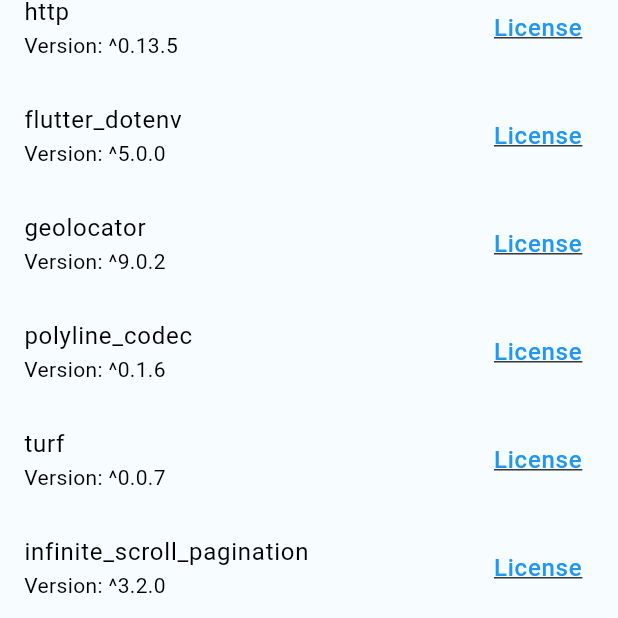
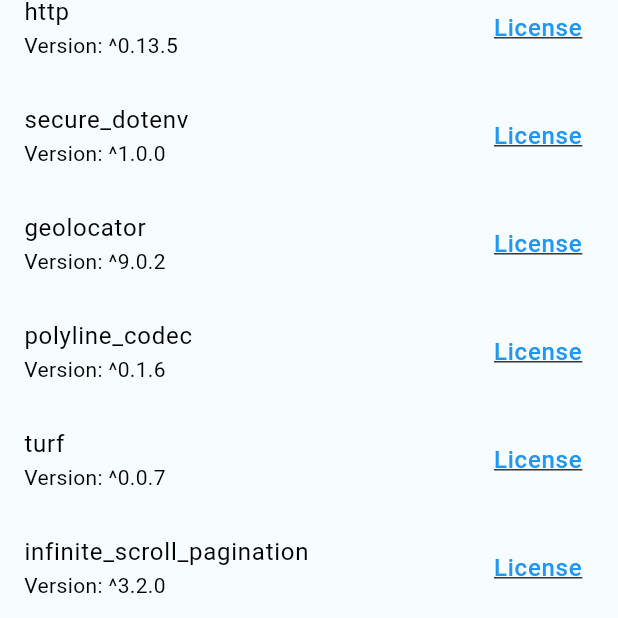
Before and after one commit to andreytakhtamirov/trailblaze, a Flutter app: the AboutScreen screen opened directly, after a tap on "Dependencies", on a phone screen of 412 x 824 dp, the part 434-1052 px from its top. Run offline on Flutter 3.47's test engine with Material 3 defaults, Android fonts, the phone set to English and light mode, and no system bars; our stand-ins replace cached_network_image, connectivity_plus, dartz, expandable, firebase_analytics, firebase_core and 12 more; missing offline and left inert: auth0_flutter, mailto, mapbox_maps_flutter, mapbox_search, polyline_codec, secure_dotenv and 1 more; accounts and stored records are empty; generated files the repository leaves out were written again; statements that could not run were skipped.

Commit message:
Use secure_dotenv to store tokens securely.

```diff
--- a/lib/constants/about_constants.dart
+++ b/lib/constants/about_constants.dart
@@ -1,8 +1,8 @@
 import 'package:trailblaze/constants/pubspec.yaml.g.dart';
 
-final Uri kGithubUri = Uri.parse(Pubspec.homepage);
-final Uri kPrivacyPolicyUri = Uri.parse("${Pubspec.homepage}/blob/main/privacy_policy.md#privacy-policy");
-final Uri kTermsAndConditionsUri = Uri.parse("${Pubspec.homepage}/blob/main/terms_and_conditions.md#terms-and-conditions");
+final Uri kGithubUri = Uri.parse(homepage);
+final Uri kPrivacyPolicyUri = Uri.parse("$homepage/blob/main/privacy_policy.md#privacy-policy");
+final Uri kTermsAndConditionsUri = Uri.parse("$homepage/blob/main/terms_and_conditions.md#terms-and-conditions");
 const String kPackageHomeUrl = 'https://pub.dev/packages';
 const String kLicensePath = 'license';
 const String kContactEmail = 'trailblaze.team@outlook.com';
--- a/lib/constants/map_constants.dart
+++ b/lib/constants/map_constants.dart
@@ -1,10 +1,12 @@
 import 'dart:io';
 
 import 'package:flutter/material.dart';
-import 'package:flutter_dotenv/flutter_dotenv.dart';
 import 'package:mapbox_maps_flutter/mapbox_maps_flutter.dart';
+import 'package:trailblaze/secrets/env_tokens.dart';
+import 'package:trailblaze/secrets/secrets.dart';
 
-final String kMapboxAccessToken = dotenv.env['MAPBOX_ACCESS_TOKEN'] ?? '';
+final String kMapboxAccessToken =
+    const Env(kEncryptionKey, kInitializationVector).mapboxAccessToken;
 
 final double kDevicePixelRatio =
     WidgetsBinding.instance.platformDispatcher.views.first.devicePixelRatio;
--- a/lib/constants/request_constants.dart
+++ b/lib/constants/request_constants.dart
@@ -1,8 +1,10 @@
-import 'package:flutter_dotenv/flutter_dotenv.dart';
+import 'package:trailblaze/secrets/env_tokens.dart';
+import 'package:trailblaze/secrets/secrets.dart';
 
 const kBaseUrl = 'https://trailblaze.azurewebsites.net';
 
-final String kAppToken = dotenv.env['TRAILBLAZE_APP_TOKEN'] ?? '';
+final String kAppToken =
+    const Env(kEncryptionKey, kInitializationVector).trailblazeAppToken;
 
 final kRequestHeaderBasic = <String, String>{
   'Content-Type': 'application/json',
--- a/lib/main.dart
+++ b/lib/main.dart
@@ -1,5 +1,4 @@
 import 'package:auth0_flutter/auth0_flutter.dart';
-import 'package:firebase_analytics/firebase_analytics.dart';
 import 'package:flutter/material.dart';
 import 'package:flutter/services.dart';
 import 'package:flutter_riverpod/flutter_riverpod.dart';
@@ -8,7 +7,6 @@ import 'package:trailblaze/constants/map_constants.dart';
 import 'package:trailblaze/tabs/discover.dart';
 import 'package:trailblaze/tabs/map.dart';
 import 'package:trailblaze/tabs/profile/profile.dart';
-import 'package:flutter_dotenv/flutter_dotenv.dart';
 import 'package:trailblaze/util/firebase_helper.dart';
 
 import 'managers/credential_manager.dart';
@@ -16,7 +14,6 @@ import 'managers/profile_manager.dart';
 
 Future<void> main() async {
   WidgetsFlutterBinding.ensureInitialized();
-  await dotenv.load();
   await FirebaseHelper.init();
   MapboxOptions.setAccessToken(kMapboxAccessToken);
   runApp(const ProviderScope(child: MyApp()));
--- a/lib/screens/about_screen.dart
+++ b/lib/screens/about_screen.dart
@@ -123,9 +123,9 @@ class _AboutScreenState extends State<AboutScreen> {
                           ),
                         ),
                         const SizedBox(width: 8),
-                        Text(
-                          Pubspec.version.canonical,
-                          style: const TextStyle(
+                        const Text(
+                          version,
+                          style: TextStyle(
                             fontSize: 24,
                             color: Colors.grey,
                           ),
@@ -142,7 +142,7 @@ class _AboutScreenState extends State<AboutScreen> {
                     ),
                     const SizedBox(height: 24),
                     const Text(
-                      Pubspec.description,
+                      description,
                       style: TextStyle(
                         fontSize: 20,
                       ),
--- a/lib/screens/dependencies_screen.dart
+++ b/lib/screens/dependencies_screen.dart
@@ -16,19 +16,19 @@ class DependenciesScreen extends StatelessWidget {
 
   @override
   Widget build(BuildContext context) {
-    final dependencies = <dynamic, dynamic>{};
-    dependencies.addAll(Pubspec.dependencies);
-    dependencies.addAll(Pubspec.devDependencies);
+    final allDependencies = <dynamic, dynamic>{};
+    allDependencies.addAll(dependencies);
+    allDependencies.addAll(devDependencies);
 
     return Scaffold(
       appBar: AppBar(
         title: const Text('Dependencies'),
       ),
       body: ListView.builder(
-        itemCount: dependencies.length,
+        itemCount: allDependencies.length,
         itemBuilder: (context, index) {
-          final dependency = dependencies.keys.toList()[index];
-          final version = dependencies[dependency];
+          final dependency = allDependencies.keys.toList()[index];
+          final version = allDependencies[dependency];
 
           return ListTile(
             title: InkWell(
--- a/pubspec.yaml
+++ b/pubspec.yaml
@@ -34,7 +34,7 @@ dependencies:
   auth0_flutter: ^1.4.1
   mapbox_search: 4.0.0-beta.1
   http: ^0.13.5
-  flutter_dotenv: ^5.0.0
+  secure_dotenv: ^1.0.0
   geolocator: ^9.0.2
   polyline_codec: ^0.1.6
   turf: ^0.0.7
@@ -70,7 +70,8 @@ dev_dependencies:
     sdk: flutter
   flutter_launcher_icons: "^0.13.1"
   build_runner: ^2.4.6
-  pubspec_generator: ^4.0.0
+  pubspec_generator: ^3.0.1
+  secure_dotenv_generator: ^1.0.0
 
   # The "flutter_lints" package below contains a set of recommended lints to
   # encourage good coding practices. The lint set provided by the package is
```
Also changed, not shown: lib/constants/auth_constants.dart (+5 -4 lines), lib/secrets/env_tokens.dart (added, +27 -0 lines), lib/constants/pubspec.yaml.g.dart, lib/secrets/env_tokens.g.dart (added), 1 other file.
